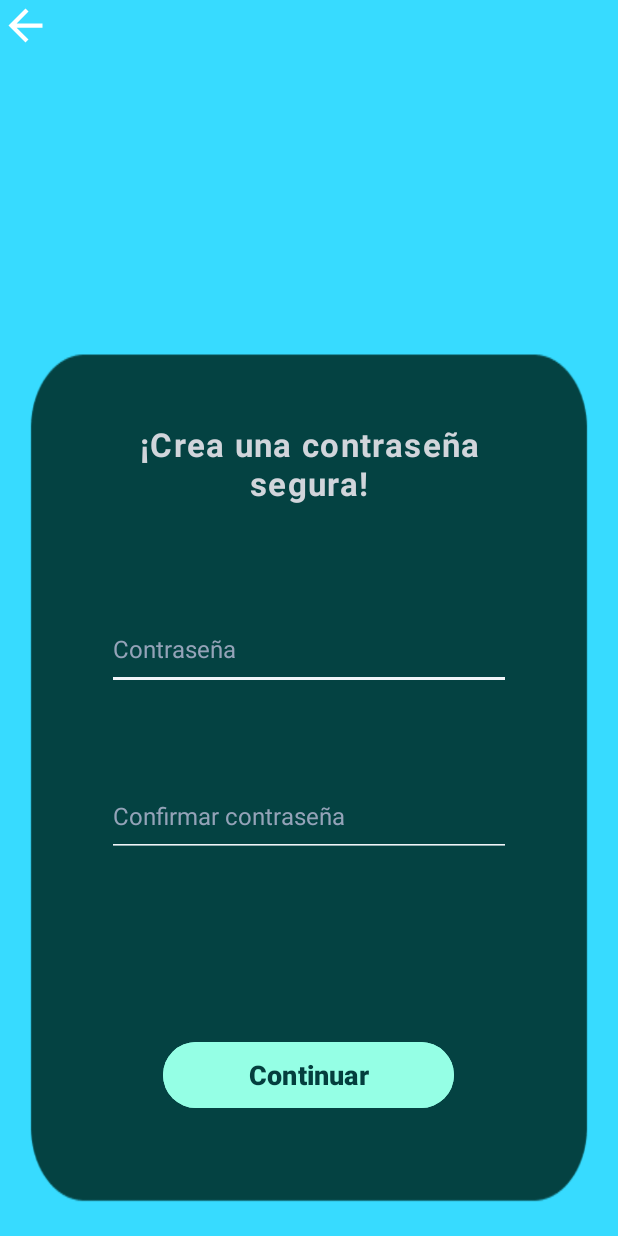
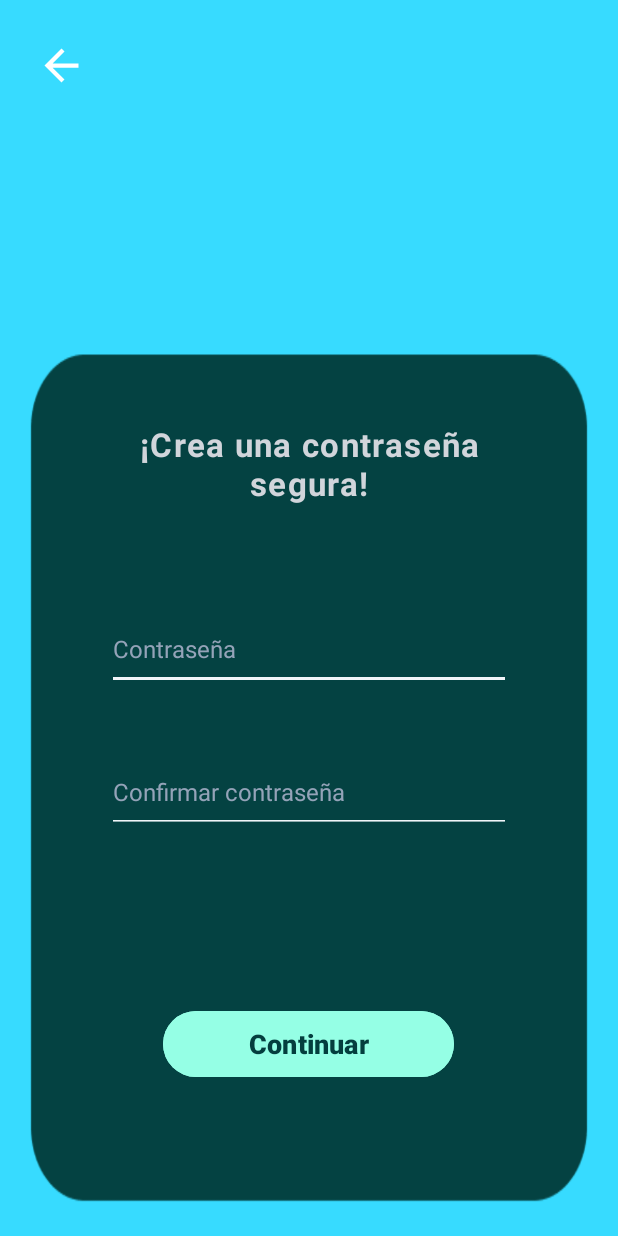
Before and after one commit to DanielL800/icecreamprojectv1, an Android app: the RecuperarPassword screen opened directly, with no data from a screen before it, on a phone screen of 412 x 824 dp. Run offline under Robolectric (Android 15) with nearby library versions, the phone set to English and light mode, and no system bars.

Commit message:
Function added arrowBack

```diff
--- a/icecreamproject1/app/src/main/java/com/example/icecreamproject1/activities/Login.java
+++ b/icecreamproject1/app/src/main/java/com/example/icecreamproject1/activities/Login.java
@@ -90,5 +90,6 @@ public class Login extends AppCompatActivity {
                 startActivity(intent1);
             }
         });
+
     }
 }
--- a/icecreamproject1/app/src/main/res/layout/activity_recuperar_password.xml
+++ b/icecreamproject1/app/src/main/res/layout/activity_recuperar_password.xml
@@ -21,7 +21,7 @@
         app:layout_constraintHorizontal_bias="0.497"
         app:layout_constraintStart_toStartOf="parent"
         app:layout_constraintTop_toTopOf="parent"
-        app:layout_constraintVertical_bias="0.895" />
+        app:layout_constraintVertical_bias="0.868" />
 
     <EditText
         android:id="@+id/etCreatePass"
@@ -61,7 +61,7 @@
         app:layout_constraintEnd_toEndOf="parent"
         app:layout_constraintStart_toStartOf="parent"
         app:layout_constraintTop_toTopOf="parent"
-        app:layout_constraintVertical_bias="0.672" />
+        app:layout_constraintVertical_bias="0.651" />
 
     <TextView
         android:id="@+id/tvrecuperar"
@@ -82,12 +82,17 @@
         app:layout_constraintVertical_bias="0.363" />
 
     <ImageButton
-        android:id="@+id/imageButton3"
-        android:layout_width="wrap_content"
-        android:layout_height="wrap_content"
+        android:id="@+id/arrowBack"
+        android:layout_width="50dp"
+        android:layout_height="51dp"
         android:background="@android:color/transparent"
-        app:srcCompat="@drawable/baseline_arrow_back_34dp"
-        tools:layout_editor_absoluteX="16dp"
-        tools:layout_editor_absoluteY="16dp" />
+        android:contentDescription="@string/img_btn_arrowBack"
+        app:layout_constraintBottom_toBottomOf="parent"
+        app:layout_constraintEnd_toEndOf="parent"
+        app:layout_constraintHorizontal_bias="0.044"
+        app:layout_constraintStart_toStartOf="parent"
+        app:layout_constraintTop_toTopOf="parent"
+        app:layout_constraintVertical_bias="0.023"
+        app:srcCompat="@drawable/baseline_arrow_back_34dp" />
 
 </androidx.constraintlayout.widget.ConstraintLayout>
--- a/icecreamproject1/app/src/main/res/values/strings.xml
+++ b/icecreamproject1/app/src/main/res/values/strings.xml
@@ -32,4 +32,5 @@
     <string name="btnVisibility">Visibilida de contraseña</string>
     <string name="btn_continuar">Continuar</string>
     <string name="btn_phoneOption">Otro método</string>
+    <string name="img_btn_arrowBack">ArrowBack</string>
 </resources>
```
Also changed, not shown: icecreamproject1/app/src/main/java/com/example/icecreamproject1/activities/Functions.java (+21 -3 lines), icecreamproject1/app/src/main/java/com/example/icecreamproject1/activities/RegistroUser.java (+9 -3 lines), icecreamproject1/app/src/main/res/layout/activity_forgot_password.xml (+20 -18 lines), icecreamproject1/app/src/main/res/layout/activity_login.xml (+16 -0 lines), icecreamproject1/app/src/main/res/layout/activity_registro_user.xml (+17 -0 lines).
